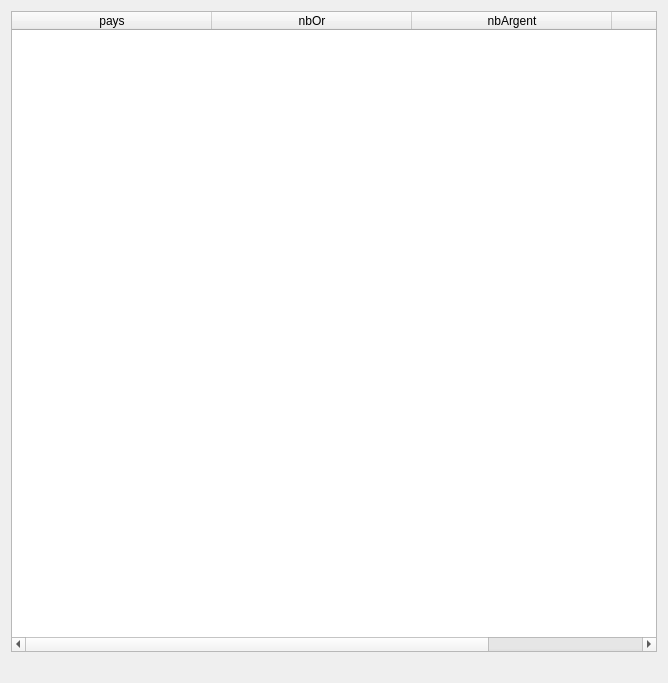
Above: projet/gui/fct_2_2.ui from AEtheve/CEBD-PROJET-JO before the change. Below: the same form after it.
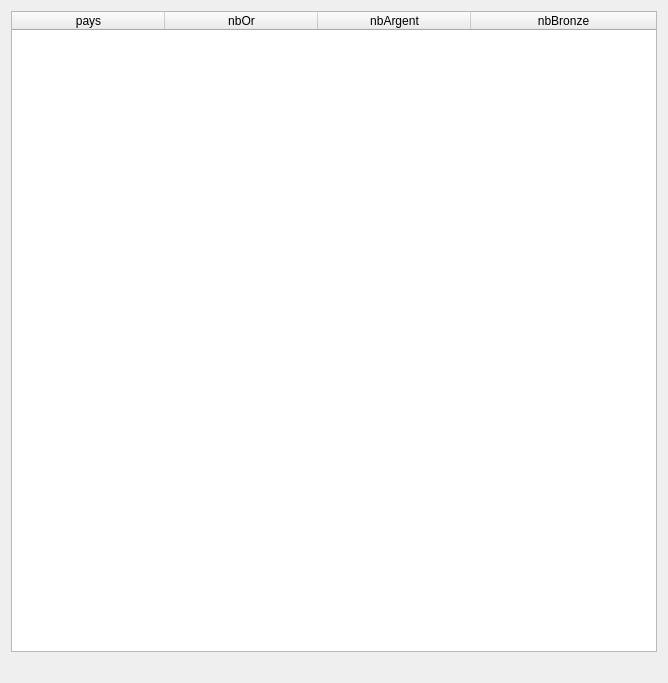
That is the form after the change.

```diff
--- a/projet/gui/fct_2_2.ui
+++ b/projet/gui/fct_2_2.ui
@@ -16,11 +16,14 @@
   <layout class="QVBoxLayout" name="verticalLayout">
    <item>
     <widget class="QTableWidget" name="table_fct_2_2">
+     <property name="enabled">
+      <bool>true</bool>
+     </property>
      <attribute name="horizontalHeaderMinimumSectionSize">
       <number>50</number>
      </attribute>
      <attribute name="horizontalHeaderDefaultSectionSize">
-      <number>200</number>
+      <number>153</number>
      </attribute>
      <attribute name="horizontalHeaderStretchLastSection">
       <bool>true</bool>
```
